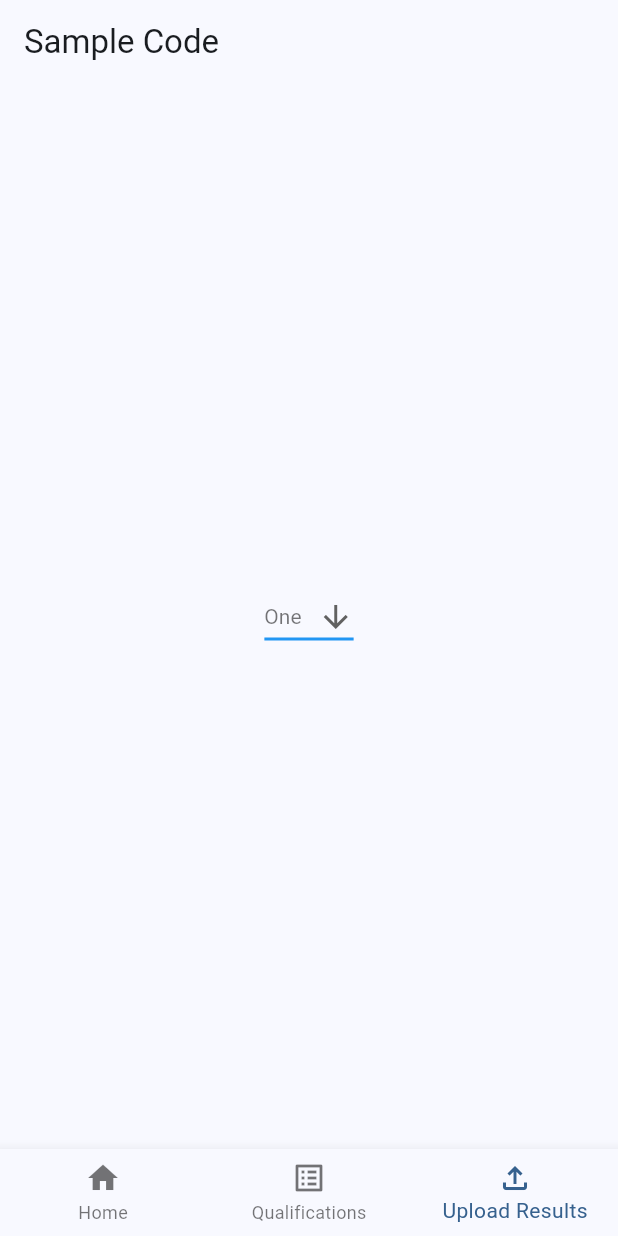
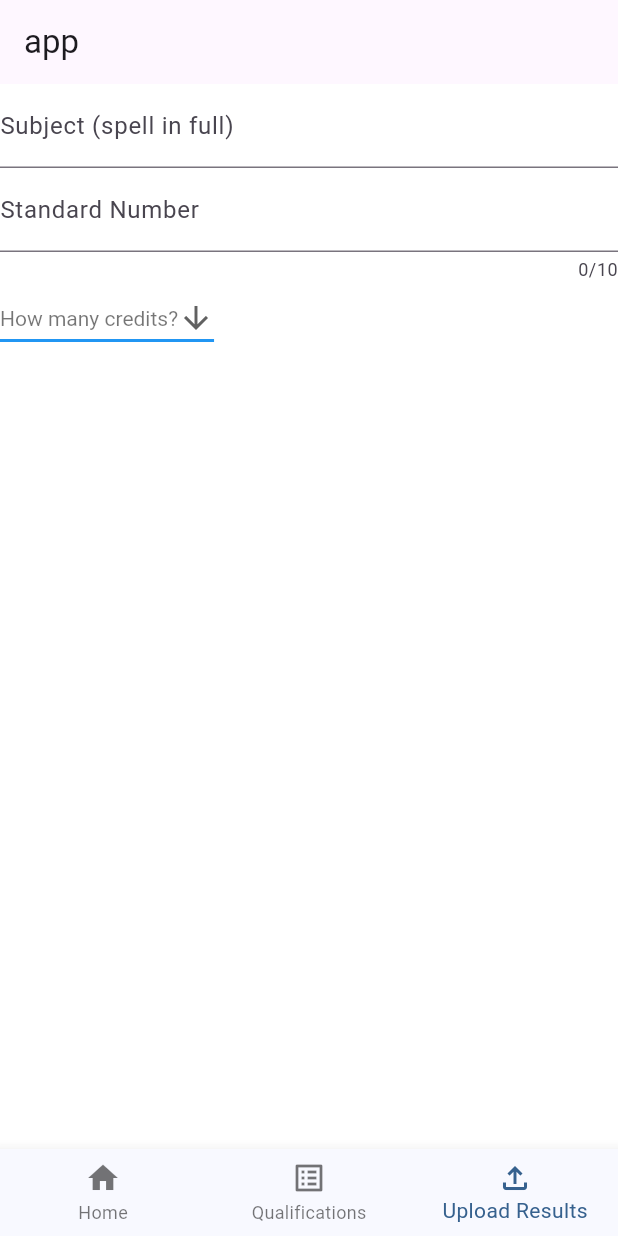
Before and after one commit to Jamesthe1god/Digilvl3app, a Flutter app: the screen it shows after launch, item 3 of the bottom bar chosen, on a phone screen of 412 x 824 dp. Run offline on Flutter 3.47's test engine with Material 3 defaults, Android fonts, the phone set to English and light mode, and no system bars.

Commit message:
Upload page finished now working on json file

```diff
--- a/lib/Pages/Upload results.dart
+++ b/lib/Pages/Upload results.dart
@@ -8,42 +8,62 @@ class UploadPage extends StatefulWidget {
 }
 
 class _UploadPageState extends State<UploadPage> {
-  String dropdownValue = 'One';
+  String dropdownValue = 'Zero';
+
 
   @override
   Widget build(BuildContext context) {
-    return Scaffold(
-        appBar: AppBar(title: const Text('Sample Code')),
+    return MaterialApp(
+      home: Scaffold(
+        backgroundColor: Colors.white,
+        appBar: AppBar(title: const Text('app')),
         body: Center(
+          child: Column(
+            mainAxisAlignment: MainAxisAlignment.start,
+            crossAxisAlignment: CrossAxisAlignment.start,
+            children: <Widget>[
+              Container(
+                  child: TextField(
+                    decoration: const InputDecoration(
+                        label: Text('Subject (spell in full)')
+                    ),)
+              ),
+              Container(
+                  child: TextField(
+                    maxLength: 10,
+                    decoration: const InputDecoration(
+                        label: Text('Standard Number')
+                    ),)
+              ),
+              Container(
                 child: DropdownButton<String>(
                   value: dropdownValue,
                   icon: const Icon(Icons.arrow_downward),
                   style: const TextStyle(color: Colors.black54),
-              underline: Container(
-                height: 2,
-                color: Colors.blue,
-              ),
+                  underline: Container(height: 2, color: Colors.blue),
                   onChanged: (String? newValue) {
                     setState(() {
                       dropdownValue = newValue!;
                     });
                   },
-              items: const[
+                  items: const [
                     DropdownMenuItem<String>(
-                  value: 'One',
-                  child: Text('One'),
+                      value: 'Zero',
+                      child: Text('How many credits?'),
                     ),
-                DropdownMenuItem<String>(
-                    value: 'Two',
-                    child: Text('Two')
-                ),
+                    DropdownMenuItem<String>(value: 'One', child: Text('One')),
+                    DropdownMenuItem<String>(value: 'Two', child: Text('Two')),
                     DropdownMenuItem<String>(
                       value: 'Three',
                       child: Text('Three'),
-                )
+                    ),
                   ],
-            )
-        )
+                ),
+              ),
+            ],
+          ),
+        ),
+      ),
     );
   }
 }
--- a/lib/Thingy.dart
+++ b/lib/Thingy.dart
@@ -2,7 +2,7 @@ import 'package:flutter/material.dart';
 import 'package:my_project/Pages/Qualifications.dart';
 import 'package:my_project/Pages/Home page (dashboard).dart';
 import 'package:my_project/Pages/Upload results.dart';
-
+//Imported all of the pages so it can call upon them
 
 class MainPage extends StatefulWidget {
   const MainPage({super.key});
@@ -27,14 +27,14 @@ class _MainPageState extends State<MainPage> {
       body: pages[currentpage],
       bottomNavigationBar: BottomNavigationBar(
         currentIndex: currentpage,
-        onTap: (value) {setState(() {
+        onTap: (value) {setState(() {      //When it is clicked it will change to which ever value you clicked
           currentpage = value;
         });},
         items: const [
           BottomNavigationBarItem(icon: Icon(Icons.home), label: "Home",),
           BottomNavigationBarItem(icon: Icon(Icons.list_alt), label: "Qualifications",),
           BottomNavigationBarItem(icon: Icon(Icons.file_upload_outlined), label: "Upload Results",),
-        ], // This Items list is the list of
+        ], // This Items list is the list of the different pages and how they are displayed in the navigationbar
       ),
     );
   }
```
Lines whose indentation alone changed are shown as unchanged.
